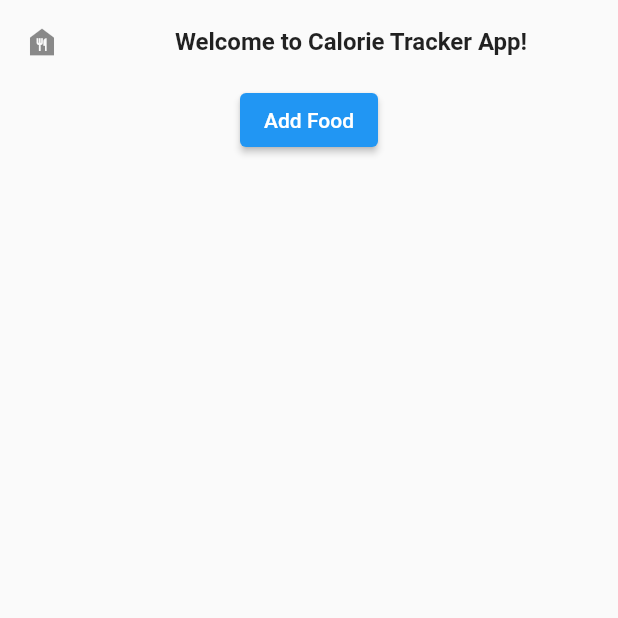
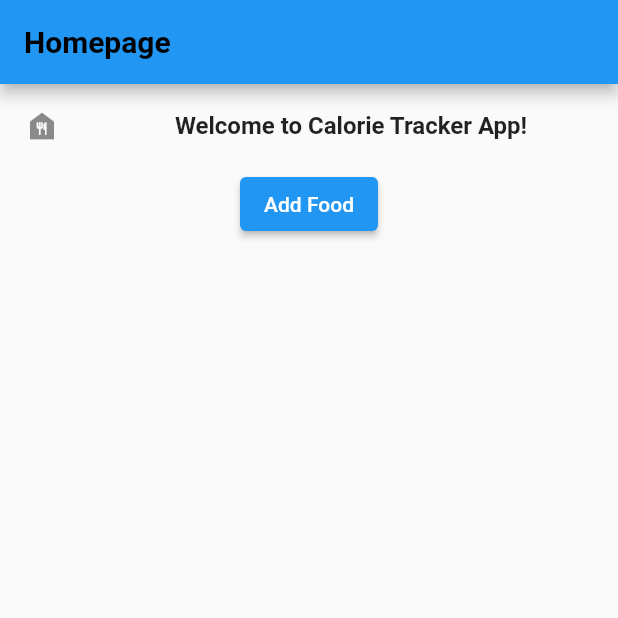
Before and after one commit to ShehanAT/AndroidMiniProjects, a Flutter app: the screen it shows after launch, on a phone screen of 412 x 824 dp, the top half of it. Run offline on Flutter 3.47's test engine with Material 2 defaults, Android fonts, the phone set to English and light mode, and no system bars; our stand-ins replace flutter_colorpicker, get_it, sqflite; accounts and stored records are empty; statements that could not run were skipped.

Commit message:
removed redundant code from main.dart, added to README.md

```diff
--- a/calorie_tracker_app/lib/main.dart
+++ b/calorie_tracker_app/lib/main.dart
@@ -129,18 +129,13 @@ class _EnterFoodPage extends State<EnterFoodPage>
         ElevatedButton.styleFrom(textStyle: const TextStyle(fontSize: 20));
 
     return Scaffold(
-        // appBar: AppBar(
-        //   flexibleSpace: Container(
-        //     decoration: BoxDecoration(
-        //         gradient: LinearGradient(
-        //             colors: [Colors.blue.shade200, Colors.pink.shade300])),
-        //   ),
-        //   title: Text(
-        //     "Homepage",
-        //     style: TextStyle(
-        //         color: Colors.black, fontSize: 20, fontWeight: FontWeight.bold),
-        //   ),
-        // ),
+        appBar: AppBar(
+          title: Text(
+            "Homepage",
+            style: TextStyle(
+                color: Colors.black, fontSize: 20, fontWeight: FontWeight.bold),
+          ),
+        ),
         body: new Column(
           children: <Widget>[
             new ListTile(
@@ -149,45 +144,11 @@ class _EnterFoodPage extends State<EnterFoodPage>
                     textAlign: TextAlign.center,
                     style: const TextStyle(fontWeight: FontWeight.bold))),
             new ElevatedButton(
-          // style: buttonStyle,
               onPressed: () {
                 onClickAddFoodButton(context);
               },
               child: Text("Add Food"),
             )
-        // new ListTile(
-        //     leading: const Icon(Icons.food_bank),
-        //     title: new TextField(
-        //       decoration: new InputDecoration(
-        //         hintText: "Calories",
-        //       ),
-        //     )),
-        // new ListTile(
-        //     leading: const Icon(Icons.food_bank),
-        //     title: new TextField(
-        //       decoration: new InputDecoration(
-        //         hintText: "Carb amount(g):",
-        //       ),
-        //     )),
-        // new ListTile(
-        //     leading: const Icon(Icons.food_bank),
-        //     title: new TextField(
-        //       decoration: new InputDecoration(
-        //         hintText: "Fat amount(g):",
-        //       ),
-        //     )),
-        // new ListTile(
-        //     leading: const Icon(Icons.food_bank),
-        //     title: new TextField(
-        //       decoration: new InputDecoration(
-        //         hintText: "Protein amount(g):",
-        //       ),
-        //     )),
-        // ElevatedButton(
-        //   // style: buttonStyle,
-        //   onPressed: () {},
-        //   child: Text("Add Food"),
-        // )
           ],
         ));
   }
@@ -232,42 +193,6 @@ class _MyHomePageState extends State<MyHomePage>
         title: Text(widget.title),
       ),
       body: EnterFoodPage(),
-      // TabBarView(controller: _tabController, children: [
-      //   AddFoodScreen(),
-      //   EnterFoodPage(),
-      //   AddFoodScreen(),
-      //   HistoryScreen(),
-      // ]),
-      // Center(
-      // Center is a layout widget. It takes a single child and positions it
-      // in the middle of the parent.
-      //   child: Column(
-      //     // Column is also a layout widget. It takes a list of children and
-      //     // arranges them vertically. By default, it sizes itself to fit its
-      //     // children horizontally, and tries to be as tall as its parent.
-      //     //
-      //     // Invoke "debug painting" (press "p" in the console, choose the
-      //     // "Toggle Debug Paint" action from the Flutter Inspector in Android
-      //     // Studio, or the "Toggle Debug Paint" command in Visual Studio Code)
-      //     // to see the wireframe for each widget.
-      //     //
-      //     // Column has various properties to control how it sizes itself and
-      //     // how it positions its children. Here we use mainAxisAlignment to
-      //     // center the children vertically; the main axis here is the vertical
-      //     // axis because Columns are vertical (the cross axis would be
-      //     // horizontal).
-      //     mainAxisAlignment: MainAxisAlignment.center,
-      //     children: <Widget>[
-      //       const Text(
-      //         'You have pushed the button this many times:',
-      //       ),
-      //       Text(
-      //         '$_counter',
-      //         style: Theme.of(context).textTheme.headline4,
-      //       ),
-      //     ],
-      //   ),
-      // ),
       floatingActionButtonLocation: FloatingActionButtonLocation.centerFloat,
       floatingActionButton: Stack(
         fit: StackFit.expand,
```
Also changed, not shown: calorie_tracker_app/lib/src/page/add_food_screen.dart (+7 -22 lines), 1 other file. Lines whose indentation alone changed are shown as unchanged.
